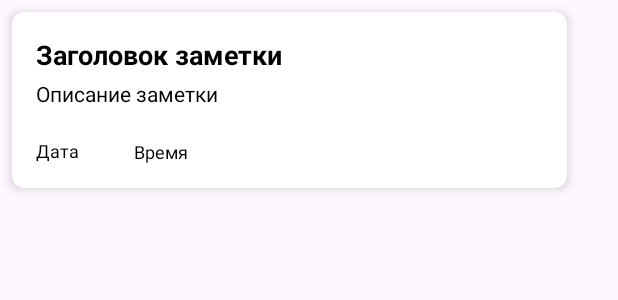
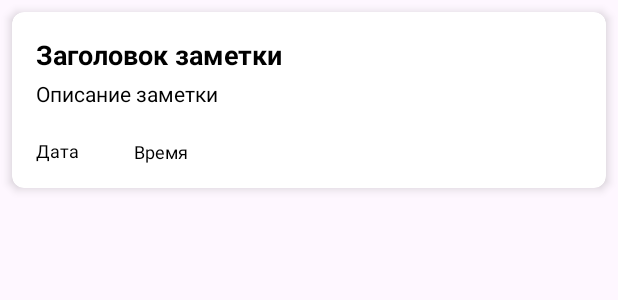
Before and after one commit to Nurdoolot0/NoteApp, an Android app: the layout item_note.xml on its own in the app's theme, with its tools: preview values and no code run, on a phone screen of 412 x 824 dp. Shown: the top 300 px of the screen. Run offline under Robolectric (Android 15) with nearby library versions, the phone set to English and light mode, and no system bars.

```diff
--- a/app/src/main/java/com/example/noteapp/ui/adapters/NoteAdapter.kt
+++ b/app/src/main/java/com/example/noteapp/ui/adapters/NoteAdapter.kt
@@ -1,5 +1,6 @@
 package com.example.noteapp.ui.adapters
 
+import android.graphics.Color
 import android.util.Log
 import android.view.LayoutInflater
 import android.view.ViewGroup
@@ -27,7 +28,8 @@ class NoteAdapter(
             binding.txtTitle.text = item.title
             binding.txtDescription.text = item.description
             item.color?.let { binding.cardView.setCardBackgroundColor(it) }
-
+            val backgroundColor = item.color ?: Color.WHITE
+            binding.cardView.setCardBackgroundColor(backgroundColor)
             val calendar = Calendar.getInstance()
             val dateFormat = SimpleDateFormat("dd MMMM", Locale.getDefault())
             val timeFormat = SimpleDateFormat("HH:mm", Locale.getDefault())
@@ -35,8 +37,6 @@ class NoteAdapter(
             val currentTime = timeFormat.format(calendar.time)
             binding.txtDate.text = currentDate
             binding.txtTime.text = currentTime
-
-
             val layoutParams = binding.root.layoutParams
             if (isLinearLayout) {
                 layoutParams.width = ViewGroup.LayoutParams.MATCH_PARENT
--- a/app/src/main/java/com/example/noteapp/ui/fragments/note/NoteFragment.kt
+++ b/app/src/main/java/com/example/noteapp/ui/fragments/note/NoteFragment.kt
@@ -82,6 +82,7 @@ class NoteFragment : Fragment(), OnClickItem {
         } else {
             binding.recyclerView.layoutManager = GridLayoutManager(requireContext(), 2)
         }
+        noteAdapter.notifyDataSetChanged()
     }
 
     private fun updateSwitchIcon() {
@@ -107,7 +108,9 @@ class NoteFragment : Fragment(), OnClickItem {
 
     private fun getData() {
         App.appDataBase?.noteDao()?.getAll()?.observe(viewLifecycleOwner) { listNote ->
-            noteAdapter.submitList(listNote)
+            noteAdapter.submitList(listNote){
+                noteAdapter.notifyDataSetChanged()
+            }
         }
     }
 
--- a/app/src/main/res/layout/item_note.xml
+++ b/app/src/main/res/layout/item_note.xml
@@ -2,7 +2,7 @@
     xmlns:android="http://schemas.android.com/apk/res/android"
     xmlns:app="http://schemas.android.com/apk/res-auto"
     android:id="@+id/cardView"
-    android:layout_width="370sp"
+    android:layout_width="match_parent"
     android:layout_height="wrap_content"
     android:layout_margin="8sp"
     app:cardCornerRadius="8dp"
@@ -11,7 +11,7 @@
 
     <LinearLayout
         android:layout_width="match_parent"
-        android:layout_height="wrap_content"
+        android:layout_height="match_parent"
         android:orientation="vertical"
         android:padding="16dp">
 
```
Also changed, not shown: app/src/main/java/com/example/noteapp/ui/fragments/onboard/OnBoardFragment.kt (+2 -8 lines).
